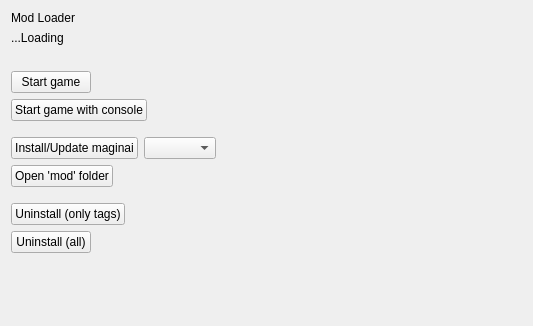
The window that src/gmaginai_l/forms/widgets/maginai_widget.ui (Spoonail-Iroiro/gmaginai-l) describes before a commit, drawn with Qt 5.
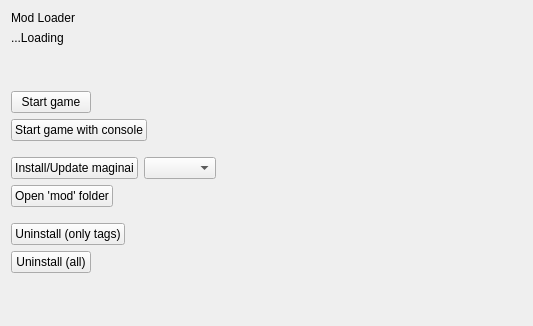
The same window after the commit.

```diff
--- a/src/gmaginai_l/forms/widgets/maginai_widget.ui
+++ b/src/gmaginai_l/forms/widgets/maginai_widget.ui
@@ -69,6 +69,22 @@
      </property>
     </widget>
    </item>
+   <item>
+    <spacer name="verticalSpacer_4">
+     <property name="orientation">
+      <enum>Qt::Orientation::Vertical</enum>
+     </property>
+     <property name="sizeType">
+      <enum>QSizePolicy::Policy::Minimum</enum>
+     </property>
+     <property name="sizeHint" stdset="0">
+      <size>
+       <width>20</width>
+       <height>20</height>
+      </size>
+     </property>
+    </spacer>
+   </item>
    <item>
     <layout class="QHBoxLayout" name="horizontalLayout_9">
      <item>
```
